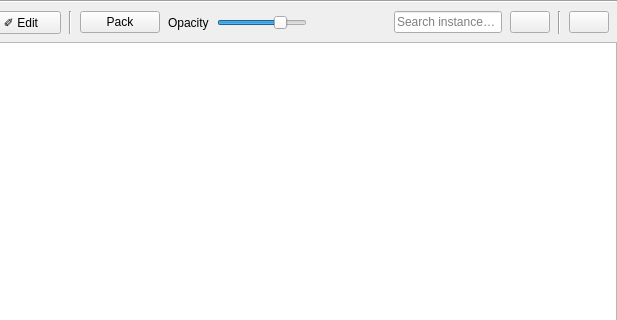
ChicoState/prismaticlauncher, file src/qt/LauncherWindow.ui: the form before one commit; both pictures show x 203 to 820 and y 0 to 320 of the 820 by 600 pixel window.
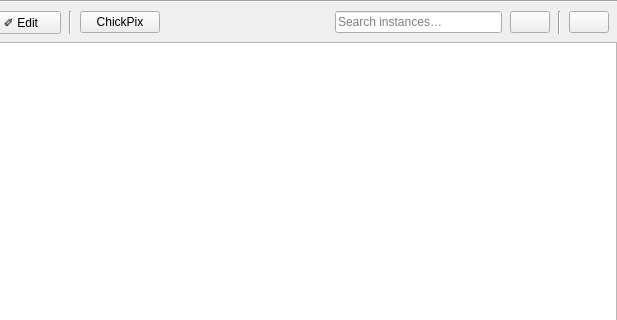
The form after the commit. Icons and pictures are not drawn.

```diff
--- a/src/qt/LauncherWindow.ui
+++ b/src/qt/LauncherWindow.ui
@@ -114,51 +114,13 @@
            <string>Toggle ChickPix artwork</string>
           </property>
           <property name="text">
-           <string>Pack</string>
+           <string>ChickPix</string>
           </property>
           <property name="checkable">
            <bool>true</bool>
           </property>
          </widget>
         </item>
-        <item>
-         <widget class="QLabel" name="farmPackOpacityLabel">
-          <property name="text">
-           <string>Opacity</string>
-          </property>
-         </widget>
-        </item>
-        <item>
-         <widget class="QSlider" name="farmPackOpacity">
-          <property name="minimumSize">
-           <size>
-            <width>90</width>
-            <height>0</height>
-           </size>
-          </property>
-          <property name="maximumSize">
-           <size>
-            <width>110</width>
-            <height>16777215</height>
-           </size>
-          </property>
-          <property name="toolTip">
-           <string>ChickPix opacity</string>
-          </property>
-          <property name="accessibleName">
-           <string>ChickPix opacity</string>
-          </property>
-          <property name="maximum">
-           <number>100</number>
-          </property>
-          <property name="value">
-           <number>75</number>
-          </property>
-          <property name="orientation">
-           <enum>Qt::Orientation::Horizontal</enum>
-          </property>
-         </widget>
-        </item>
         <item>
          <spacer name="libraryToolbarSpacer">
           <property name="orientation">
```
